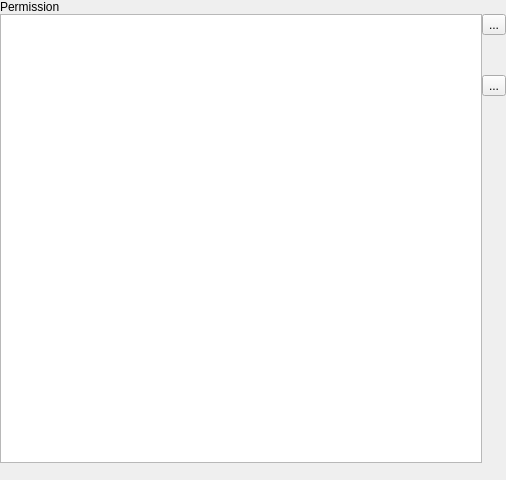
Before: the Qt Designer form client/sharededitor/participantspane.ui in Rolisteam/rolisteam, drawn with Qt 5.
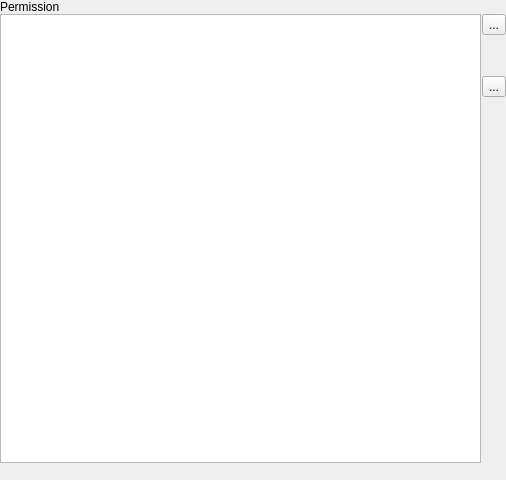
After: the same form once the commit is applied. Icons and pictures are not drawn.

```diff
--- a/client/sharededitor/participantspane.ui
+++ b/client/sharededitor/participantspane.ui
@@ -50,6 +50,9 @@
    </item>
    <item>
     <layout class="QHBoxLayout" name="horizontalLayout">
+     <property name="spacing">
+      <number>1</number>
+     </property>
      <item>
       <widget class="QTreeView" name="m_treeview">
        <attribute name="headerVisible">
@@ -59,6 +62,9 @@
      </item>
      <item>
       <layout class="QVBoxLayout" name="verticalLayout" stretch="0,0,0,1">
+       <property name="spacing">
+        <number>1</number>
+       </property>
        <item>
         <widget class="QToolButton" name="m_upToolBtn">
          <property name="text">
```
